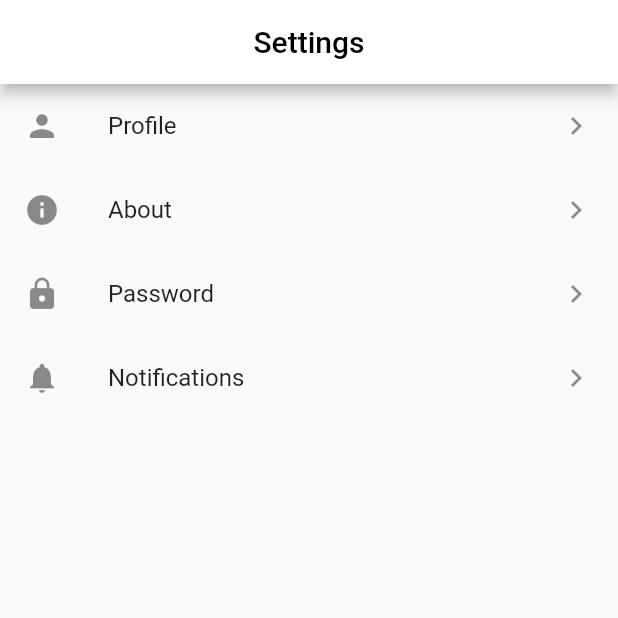
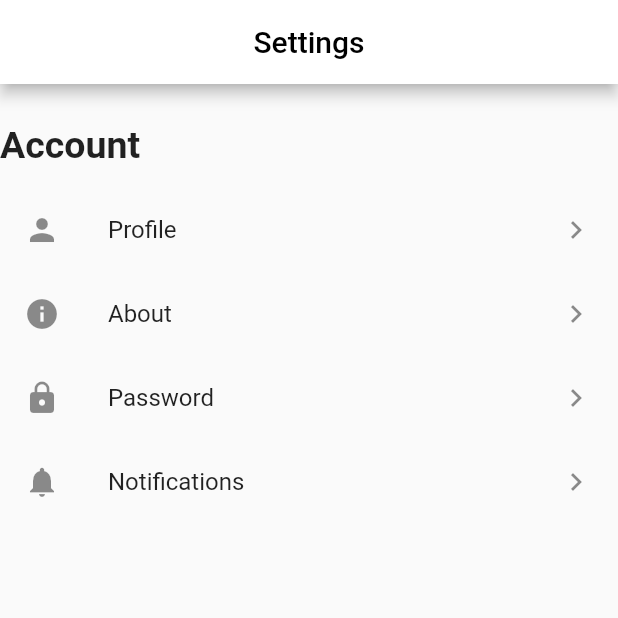
Before and after one commit to ashwin2201/CZ2006-ScrapIT, a Flutter app: the screen it shows after launch, after a tap on "Settings", on a phone screen of 412 x 824 dp, the top half of it. Run offline on Flutter 3.47's test engine with Material 2 defaults, Android fonts, the phone set to English and light mode, and no system bars; our stand-ins replace url_launcher_web; network calls fail.

Commit message:
points UI and Settings update

```diff
--- a/lib/Setting/setting.dart
+++ b/lib/Setting/setting.dart
@@ -1,3 +1,4 @@
+import 'package:flutter/cupertino.dart';
 import 'package:flutter/material.dart';
 class SettingsLayout extends StatelessWidget {
   @override
@@ -9,18 +10,30 @@ class SettingsLayout extends StatelessWidget {
           centerTitle: true,
           backgroundColor: Colors.white,
           foregroundColor: Colors.black,),
-        body: userList(context),
+        body: userList(context)
+    ),
+
         //bottomNavigationBar: build2(context),
-      ),
+
 
     );
   }
 
 }
 
+
+
 Widget userList(BuildContext context) {
   return ListView(
     children: <Widget>[
+      Padding(padding: EdgeInsets.all(13)),
+      Container(
+        child:
+        Text("Account",
+            textAlign: TextAlign.left,
+            style:const TextStyle(fontWeight: FontWeight.bold, fontSize: 25)),
+      ),
+      Padding(padding: EdgeInsets.all(7)),
       ListTile(
         leading: Icon(Icons.person),
         title: Text("Profile"),
--- a/lib/main.dart
+++ b/lib/main.dart
@@ -1,6 +1,6 @@
 import 'package:flutter/material.dart';
 import 'package:scrap_it/test_screen.dart';
-
+import 'homeScreen/ui/points.dart';
 import 'Setting/setting.dart';
 import 'homeScreen/ui/home_screen.dart';
 
@@ -14,8 +14,10 @@ class MyApp extends StatelessWidget {
       initialRoute: '/',
       routes: {
         '/': (context) => Screen0(),
+        '/settings': (context) => SettingsLayout(),
         '/home': (context) => HomePage(),
-        '/settings': (context) => SettingsLayout(),
+        '/points': (context) => PointPage(),
+
       }
     );
   }
--- a/lib/test_screen.dart
+++ b/lib/test_screen.dart
@@ -39,6 +39,14 @@ Widget TestList(BuildContext context) {
           Navigator.pushNamed(context, "/settings");
         },
       ),
+      ListTile(
+        leading: Icon(Icons.settings),
+        title: Text("Points"),
+        trailing: Icon(Icons.navigate_next),
+        onTap: () {
+          Navigator.pushNamed(context, "/points");
+        },
+      ),
 
     ],
   );
--- a/pubspec.yaml
+++ b/pubspec.yaml
@@ -62,8 +62,8 @@ flutter:
   uses-material-design: true
 
   # To add assets to your application, add an assets section, like this:
-  # assets:
-  #   - images/a_dot_burr.jpeg
+  assets:
+    - assets/
   #   - images/a_dot_ham.jpeg
 
   # An image asset can refer to one or more resolution-specific "variants", see
```
Also changed, not shown: lib/homeScreen/ui/points.dart (+79 -4 lines), assets/tempprofile.jpg (added), 1 other file.
